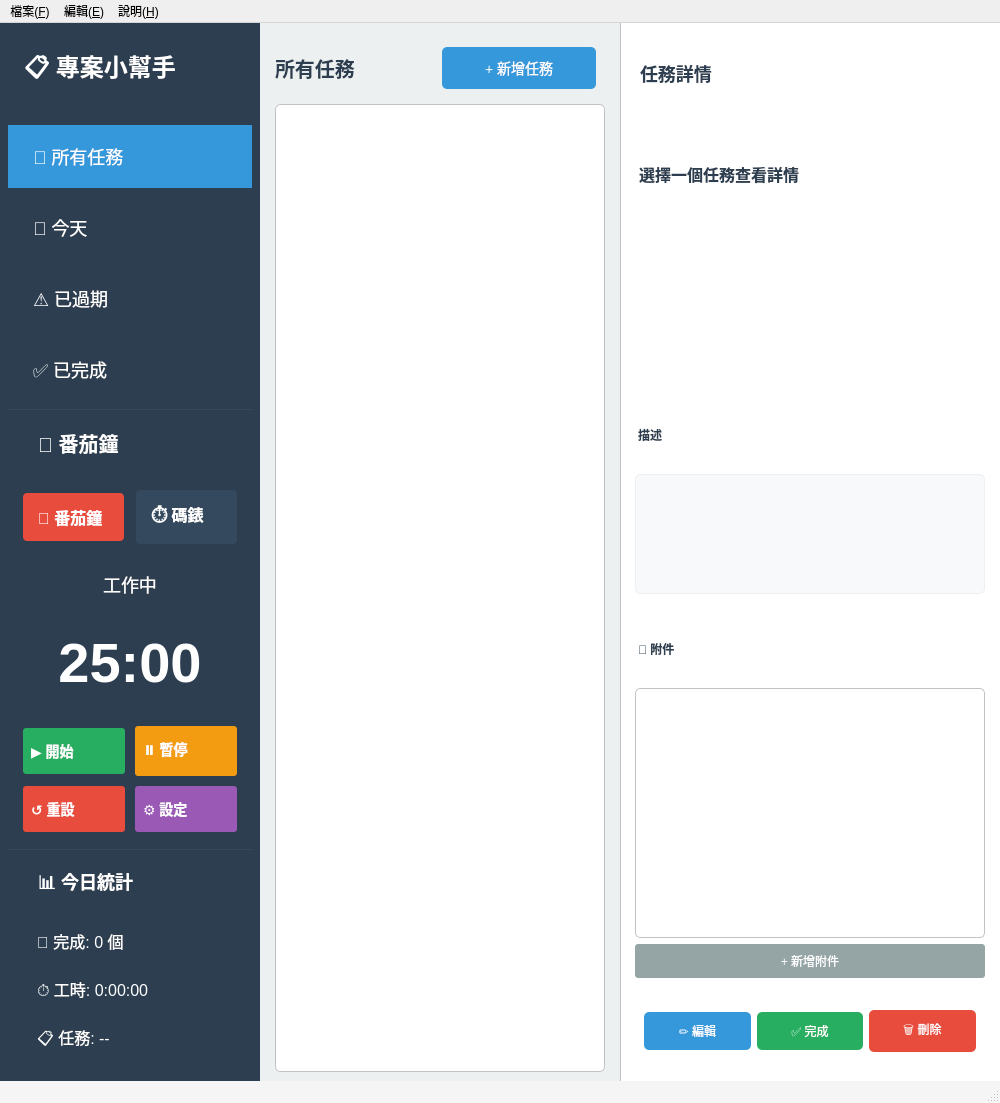
Qt form mainwindow.ui (GordonGNZ1013/TaskSnap) before a commit.
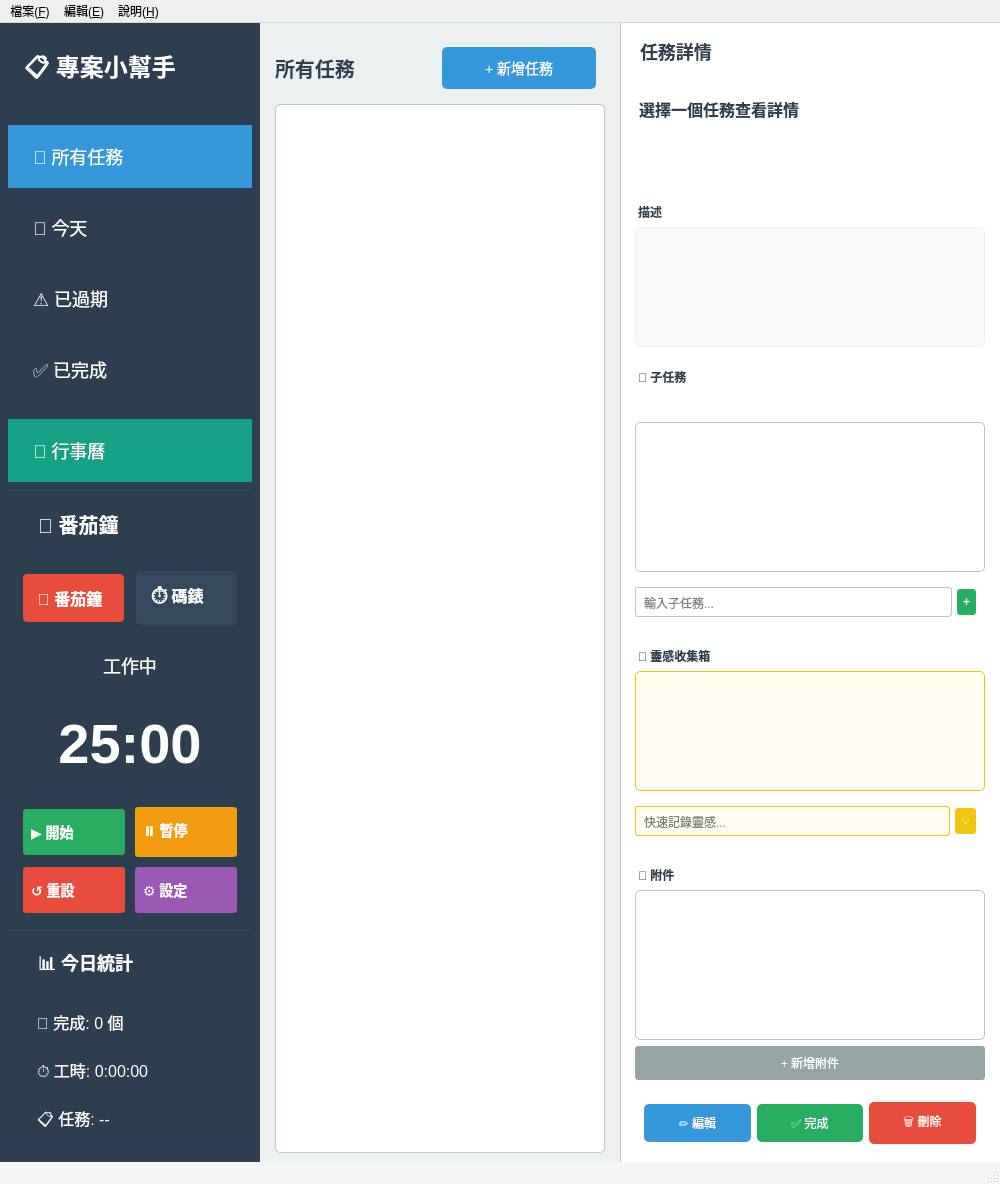
The same form after that commit.

What changed in the file:
```diff
--- a/mainwindow.ui
+++ b/mainwindow.ui
@@ -160,6 +160,24 @@
          </property>
         </widget>
        </item>
+       <item>
+        <widget class="QPushButton" name="btnCalendar">
+         <property name="text">
+          <string>📅 行事曆</string>
+         </property>
+         <property name="styleSheet">
+          <string notr="true">
+           QPushButton {
+             background-color: #16a085;
+             margin-top: 10px;
+           }
+           QPushButton:hover {
+             background-color: #1abc9c;
+           }
+          </string>
+         </property>
+        </widget>
+       </item>
        <item>
         <spacer name="leftSpacer">
          <property name="orientation">
@@ -622,6 +640,218 @@
          </property>
         </widget>
        </item>
+       <!-- 子任務區域 -->
+       <item>
+        <widget class="QLabel" name="lblSubTaskTitle">
+         <property name="text">
+          <string>📝 子任務</string>
+         </property>
+         <property name="styleSheet">
+          <string notr="true">font-weight: bold; padding-top: 15px;</string>
+         </property>
+        </widget>
+       </item>
+       <item>
+        <widget class="QLabel" name="lblSubTaskProgress">
+         <property name="text">
+          <string></string>
+         </property>
+         <property name="styleSheet">
+          <string notr="true">color: #7f8c8d; font-size: 12px;</string>
+         </property>
+        </widget>
+       </item>
+       <item>
+        <widget class="QListWidget" name="subTaskListWidget">
+         <property name="minimumSize">
+          <size>
+           <width>0</width>
+           <height>80</height>
+          </size>
+         </property>
+         <property name="maximumSize">
+          <size>
+           <width>16777215</width>
+           <height>150</height>
+          </size>
+         </property>
+         <property name="styleSheet">
+          <string notr="true">
+           QListWidget {
+             background-color: white;
+             border: 1px solid #bdc3c7;
+             border-radius: 5px;
+             padding: 5px;
+           }
+           QListWidget::item {
+             padding: 8px;
+             border-bottom: 1px solid #ecf0f1;
+             color: #2c3e50;
+           }
+           QListWidget::item:selected {
+             background-color: #e8f4fc;
+           }
+          </string>
+         </property>
+        </widget>
+       </item>
+       <item>
+        <widget class="QWidget" name="subTaskButtons">
+         <layout class="QHBoxLayout" name="subTaskButtonsLayout">
+          <property name="spacing">
+           <number>5</number>
+          </property>
+          <property name="leftMargin">
+           <number>0</number>
+          </property>
+          <item>
+           <widget class="QLineEdit" name="editNewSubTask">
+            <property name="placeholderText">
+             <string>輸入子任務...</string>
+            </property>
+            <property name="styleSheet">
+             <string notr="true">
+              QLineEdit {
+                padding: 6px;
+                border: 1px solid #bdc3c7;
+                border-radius: 3px;
+              }
+             </string>
+            </property>
+           </widget>
+          </item>
+          <item>
+           <widget class="QPushButton" name="btnAddSubTask">
+            <property name="text">
+             <string>+</string>
+            </property>
+            <property name="maximumSize">
+             <size>
+              <width>40</width>
+              <height>16777215</height>
+             </size>
+            </property>
+            <property name="styleSheet">
+             <string notr="true">
+              QPushButton {
+                background-color: #27ae60;
+                color: white;
+                border: none;
+                padding: 6px;
+                border-radius: 3px;
+                font-weight: bold;
+              }
+              QPushButton:hover {
+                background-color: #2ecc71;
+              }
+             </string>
+            </property>
+           </widget>
+          </item>
+         </layout>
+        </widget>
+       </item>
+       <!-- 靈感收集區域 -->
+       <item>
+        <widget class="QLabel" name="lblIdeaTitle">
+         <property name="text">
+          <string>💡 靈感收集箱</string>
+         </property>
+         <property name="styleSheet">
+          <string notr="true">font-weight: bold; padding-top: 15px;</string>
+         </property>
+        </widget>
+       </item>
+       <item>
+        <widget class="QListWidget" name="ideaListWidget">
+         <property name="minimumSize">
+          <size>
+           <width>0</width>
+           <height>60</height>
+          </size>
+         </property>
+         <property name="maximumSize">
+          <size>
+           <width>16777215</width>
+           <height>120</height>
+          </size>
+         </property>
+         <property name="styleSheet">
+          <string notr="true">
+           QListWidget {
+             background-color: #fffef0;
+             border: 1px solid #f1c40f;
+             border-radius: 5px;
+             padding: 5px;
+           }
+           QListWidget::item {
+             padding: 6px;
+             border-bottom: 1px solid #fef9e7;
+             color: #2c3e50;
+           }
+           QListWidget::item:selected {
+             background-color: #fef9e7;
+           }
+          </string>
+         </property>
+        </widget>
+       </item>
+       <item>
+        <widget class="QWidget" name="ideaButtons">
+         <layout class="QHBoxLayout" name="ideaButtonsLayout">
+          <property name="spacing">
+           <number>5</number>
+          </property>
+          <property name="leftMargin">
+           <number>0</number>
+          </property>
+          <item>
+           <widget class="QLineEdit" name="editNewIdea">
+            <property name="placeholderText">
+             <string>快速記錄靈感...</string>
+            </property>
+            <property name="styleSheet">
+             <string notr="true">
+              QLineEdit {
+                padding: 6px;
+                border: 1px solid #f1c40f;
+                border-radius: 3px;
+                background-color: #fffef0;
+              }
+             </string>
+            </property>
+           </widget>
+          </item>
+          <item>
+           <widget class="QPushButton" name="btnAddIdea">
+            <property name="text">
+             <string>💡</string>
+            </property>
+            <property name="maximumSize">
+             <size>
+              <width>40</width>
+              <height>16777215</height>
+             </size>
+            </property>
+            <property name="styleSheet">
+             <string notr="true">
+              QPushButton {
+                background-color: #f1c40f;
+                color: white;
+                border: none;
+                padding: 6px;
+                border-radius: 3px;
+              }
+              QPushButton:hover {
+                background-color: #f4d03f;
+              }
+             </string>
+            </property>
+           </widget>
+          </item>
+         </layout>
+        </widget>
+       </item>
        <!-- 附件區域 -->
        <item>
         <widget class="QLabel" name="lblAttachTitle">
@@ -638,13 +868,13 @@
          <property name="minimumSize">
           <size>
            <width>0</width>
-           <height>120</height>
+           <height>80</height>
           </size>
          </property>
          <property name="maximumSize">
           <size>
            <width>16777215</width>
-           <height>250</height>
+           <height>150</height>
           </size>
          </property>
          <property name="styleSheet">
@@ -656,7 +886,7 @@
              padding: 8px;
            }
            QListWidget::item {
-             padding: 15px;
+             padding: 10px;
              border-bottom: 1px solid #ecf0f1;
              color: #2c3e50;
              background-color: white;
```
